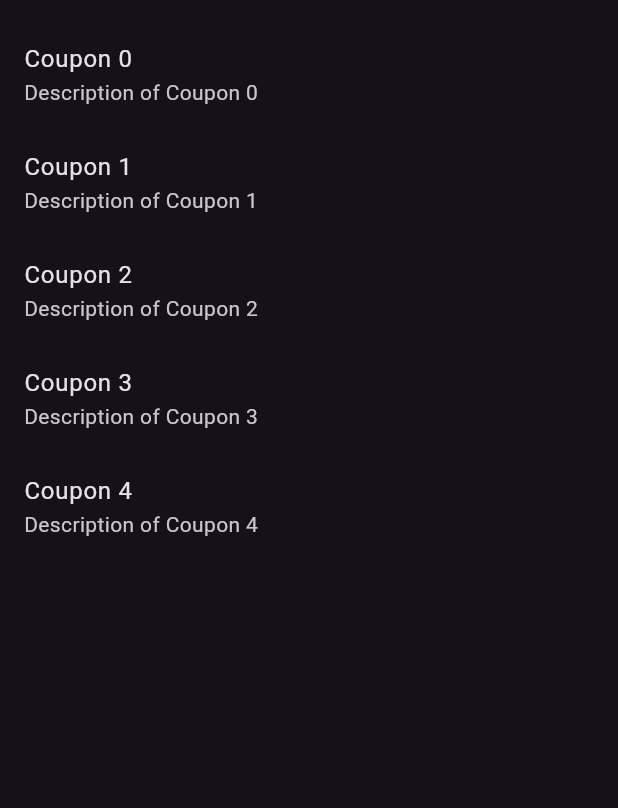
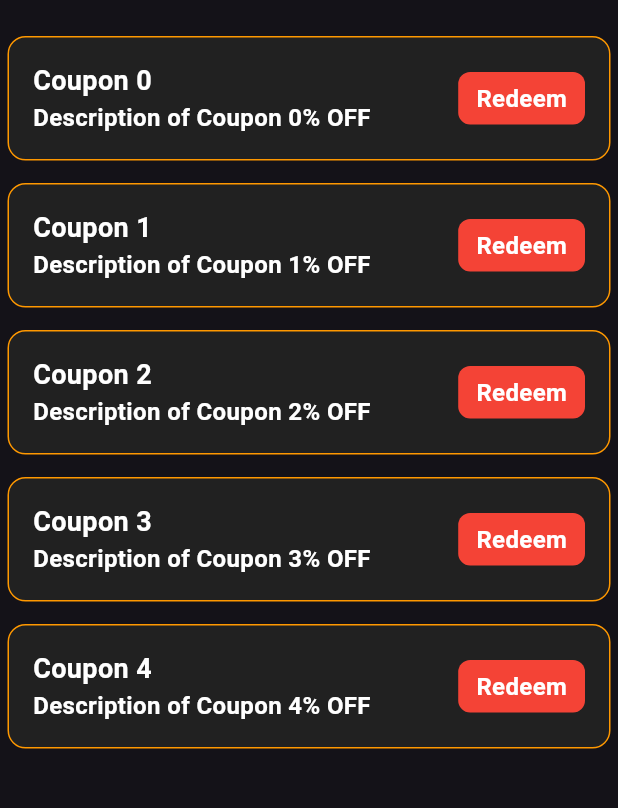
Before and after one commit to fizy069/reclaim-lollipop, a Flutter app: the screen it shows after launch, on a phone screen of 412 x 824 dp, the part 63-871 px from its top. Run offline on Flutter 3.47's test engine with Material 3 defaults, Android fonts, the light colour scheme and no system bars.

Commit message:
coupon ui

```diff
--- a/lib/coupon_page.dart
+++ b/lib/coupon_page.dart
@@ -1,62 +1,7 @@
 import 'dart:convert';
-
 import 'package:flutter/material.dart';
 import 'package:http/http.dart' as http;
-import 'package:coupon_uikit/coupon_uikit.dart';
-
-class Coupon extends StatelessWidget {
-  final String title;
-  final String description;
-  final String code;
-
-  const Coupon({
-    Key? key,
-    required this.title,
-    required this.description,
-    required this.code,
-  }) : super(key: key);
-
-  @override
-  Widget build(BuildContext context) {
-    return Padding(
-      padding: EdgeInsets.all(16.0),
-      child: Card(
-        elevation: 4.0,
-        child: Padding(
-          padding: EdgeInsets.all(16.0),
-          child: Column(
-            crossAxisAlignment: CrossAxisAlignment.start,
-            children: [
-              Text(
-                title,
-                style: TextStyle(
-                  fontSize: 20.0,
-                  fontWeight: FontWeight.bold,
-                ),
-              ),
-              SizedBox(height: 8.0),
-              Text(
-                description,
-                style: TextStyle(
-                  fontSize: 16.0,
-                ),
-              ),
-              SizedBox(height: 8.0),
-              Text(
-                'Coupon Code: $code',
-                style: TextStyle(
-                  fontSize: 16.0,
-                  fontWeight: FontWeight.bold,
-                  color: Colors.blue,
-                ),
-              ),
-            ],
-          ),
-        ),
-      ),
-    );
-  }
-}
+// import 'package:coupon_uikit/coupon_uikit.dart';
 
 class CouponPage extends StatefulWidget {
   @override
@@ -73,13 +18,12 @@ class _CouponPageState extends State<CouponPage> {
   }
 
   Future<List<Coupon>> _fetchCoupons() async {
-    // Simulating API call delay
     return Future.delayed(Duration(milliseconds: 50), () {
       return List.generate(5, (index) {
         return Coupon(
           title: 'Coupon $index',
-          description: 'Description of Coupon $index',
-          code: 'nigger',
+          discount: 'Description of Coupon $index',
+          code: 'Redeem',
         );
       });
     });
@@ -87,15 +31,7 @@ class _CouponPageState extends State<CouponPage> {
 
   @override
   Widget build(BuildContext context) {
-    return MaterialApp(
-      theme: ThemeData(
-        brightness: Brightness.dark,
-      ),
-      darkTheme: ThemeData(
-        brightness: Brightness.dark,
-      ),
-      themeMode: ThemeMode.system,
-      home: Scaffold(
+    return Scaffold(
       appBar: AppBar(
         title: Text('Food Coupons'),
       ),
@@ -111,15 +47,93 @@ class _CouponPageState extends State<CouponPage> {
             return ListView.builder(
               itemCount: coupons!.length,
               itemBuilder: (context, index) {
-                  return ListTile(
-                    title: Text(coupons[index].title),
-                    subtitle: Text(coupons[index].description),
-                  );
+                return Padding(
+                  padding: const EdgeInsets.fromLTRB(5,10,5,5),
+                  child: coupons[index],
+                ); // Display Coupon directly
               },
             );
           }
         },
       ),
+    );
+  }
+}
+
+class Coupon extends StatelessWidget {
+  final String title;
+  final String discount;
+  final String code;
+
+  const Coupon({
+    Key? key,
+    required this.title,
+    required this.discount,
+    required this.code,
+  }) : super(key: key);
+
+  @override
+  Widget build(BuildContext context) {
+    final colorScheme = Theme.of(context).colorScheme;
+
+    return Container(
+      decoration: BoxDecoration(
+        borderRadius: BorderRadius.circular(12.0),
+        border: Border.all(
+          color: Colors.orange, // Set the border color here
+          width: 1.0, // Set the border width here
+        ),
+        color: Theme.of(context).brightness == Brightness.dark
+            ? Colors.grey[900]
+            : Colors.grey[200],
+        // color: Colors.white,
+      ),
+      padding: EdgeInsets.all(16.0),
+      child: Row(
+        mainAxisAlignment: MainAxisAlignment.spaceBetween,
+        children: [
+          Column(
+            crossAxisAlignment: CrossAxisAlignment.start,
+            children: [
+              Text(
+                title,
+                style: TextStyle(
+                  fontSize: 18.0,
+                  fontWeight: FontWeight.bold,
+                  color: Theme.of(context).brightness == Brightness.dark
+                      ? Colors.white
+                      : Colors.black,
+                  // color : Colors.white
+                ),
+              ),
+              Text(
+                '${discount}% OFF',
+                style: TextStyle(
+                  fontSize: 16.0,
+                  fontWeight: FontWeight.bold,
+                  color: Theme.of(context).brightness == Brightness.dark
+                      ? Colors.white
+                      : Colors.black,
+                ),
+              ),
+            ],
+          ),
+          Container(
+            padding: EdgeInsets.symmetric(horizontal: 12.0, vertical: 6.0),
+            decoration: BoxDecoration(
+              borderRadius: BorderRadius.circular(8.0),
+              color: Colors.red, // Change this to your desired button color
+            ),
+            child: Text(
+              code,
+              style: TextStyle(
+                fontSize: 16.0,
+                fontWeight: FontWeight.bold,
+                color: Colors.white,
+              ),
+            ),
+          ),
+        ],
       ),
     );
   }
--- a/lib/main.dart
+++ b/lib/main.dart
@@ -9,10 +9,13 @@
   @override
   Widget build(BuildContext context) {
     return MaterialApp(
-      title: 'Food Coupons',
       theme: ThemeData(
-        primarySwatch: Colors.blue,
+        brightness: Brightness.dark,
       ),
+      darkTheme: ThemeData(
+        brightness: Brightness.dark,
+      ),
+      themeMode: ThemeMode.system,
       home: CouponPage(),
     );
   }
```
Lines whose indentation alone changed are shown as unchanged.
